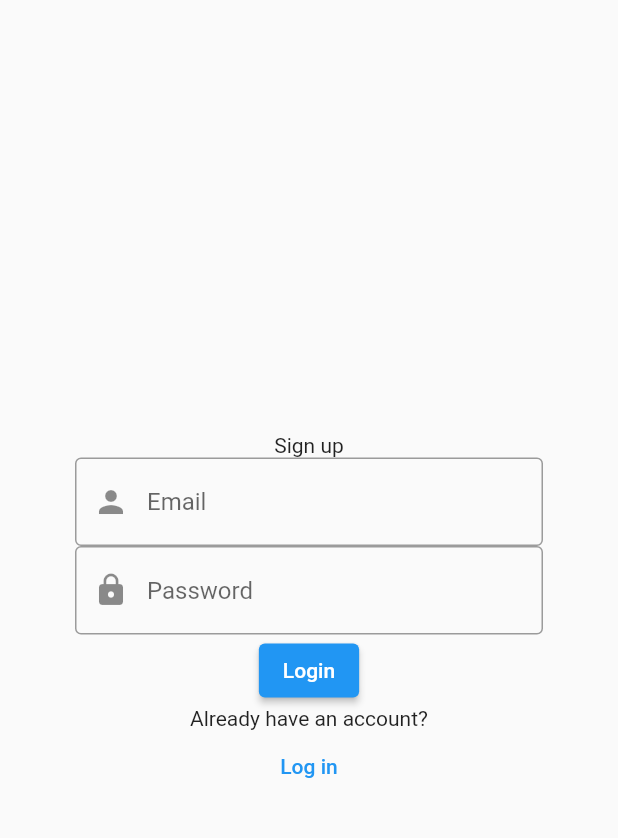
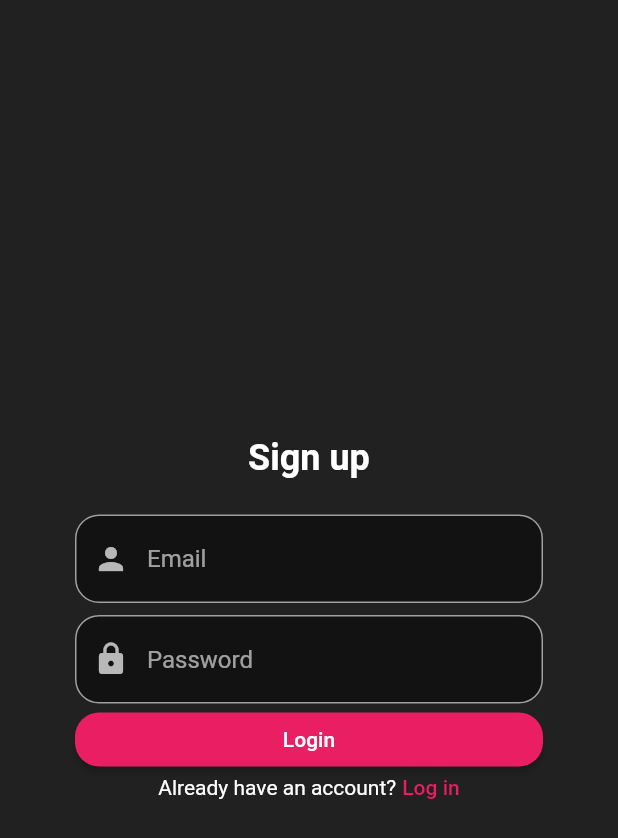
Before and after one commit to Elfsilon/flutter_study, a Flutter app: the screen it shows after launch, after a tap on "Login", after a tap on "Sign up", on a phone screen of 412 x 824 dp. Shown: the top 838 px of the screen. Run offline on Flutter 3.47's test engine with Material 2 defaults, Android fonts, the phone set to English and light mode, and no system bars.

Commit message:
Configure theme, finish design

```diff
--- a/firebase_auth/lib/layouts/login_layout.dart
+++ b/firebase_auth/lib/layouts/login_layout.dart
@@ -14,7 +14,10 @@ final _formKey = GlobalKey<FormState>();
         child: Column(
           mainAxisSize: MainAxisSize.min,
           children: [
-            const Text("Log in"),
+            Text(
+              "Log in",
+              style: Theme.of(context).textTheme.headline6,
+            ),
             Form(
               key: _formKey,
               child: Column(
@@ -24,7 +27,6 @@ final _formKey = GlobalKey<FormState>();
                     decoration: const InputDecoration(
                       hintText: "Email",
                       prefixIcon: Icon(Icons.person),
-                      border: OutlineInputBorder(),
                     ),
                     validator: (value) => Validator.email(value),
                   ),
@@ -32,7 +34,6 @@ final _formKey = GlobalKey<FormState>();
                     decoration: const InputDecoration(
                       hintText: "Password",
                       prefixIcon: Icon(Icons.lock),
-                      border: OutlineInputBorder(),
                     ),
                     obscureText: true,
                   ),
@@ -45,8 +46,13 @@ final _formKey = GlobalKey<FormState>();
                     },
                     child: const Text("Login"),
                   ),
-                  const Text("Don't have an account?"),
-                  TextButton(onPressed: () => Navigator.pushNamed(context, "/signup"), child: const Text("Sign up")),
+                  Row(
+                    mainAxisAlignment: MainAxisAlignment.center,
+                    children: [
+                      const Text("Don't have an account?"),
+                      TextButton(onPressed: () => Navigator.pushNamed(context, "/signup"), child: const Text("Sign up")),
+                    ],
+                  ),
                 ],
               ),
             ),
--- a/firebase_auth/lib/layouts/signup_layout.dart
+++ b/firebase_auth/lib/layouts/signup_layout.dart
@@ -14,7 +14,13 @@ class SignupLayout extends StatelessWidget {
         child: Column(
           mainAxisSize: MainAxisSize.min,
           children: [
-            const Text("Sign up"),
+            Padding(
+              padding: const EdgeInsets.only(bottom: 24),
+              child: Text(
+                "Sign up",
+                style: Theme.of(context).textTheme.headline6,
+              ),
+            ),
             Form(
               key: _formKey,
               child: Column(
@@ -24,20 +30,21 @@ class SignupLayout extends StatelessWidget {
                     decoration: const InputDecoration(
                       hintText: "Email",
                       prefixIcon: Icon(Icons.person),
-                      border: OutlineInputBorder(),
                     ),
                     validator: (value) => Validator.email(value),
                   ),
+                  const SizedBox(height: 8),
                   TextFormField(
                     decoration: const InputDecoration(
                       hintText: "Password",
                       prefixIcon: Icon(Icons.lock),
-                      border: OutlineInputBorder(),
                     ),
                     obscureText: true,
                     validator: (value) => Validator.password(value),
                   ),
-                  ElevatedButton(
+                  SizedBox(
+                    width: double.infinity,
+                    child: ElevatedButton(
                       onPressed: () {
                         if (_formKey.currentState!.validate()) {
                           print("correct");
@@ -46,10 +53,17 @@ class SignupLayout extends StatelessWidget {
                       },
                       child: const Text("Login"),
                     ),
+                  ),
+                ],
+              ),
+            ),
+            Row(
+              mainAxisAlignment: MainAxisAlignment.center,
+              children: [
                 const Text("Already have an account?"),
+                const SizedBox(width: 4),
                 TextButton(onPressed: () => Navigator.pushNamed(context, "/login"), child: const Text("Log in"))
               ],
-              ),
             ),
           ],
         ),
--- a/firebase_auth/lib/main.dart
+++ b/firebase_auth/lib/main.dart
@@ -2,6 +2,10 @@ import 'package:firebase_auth/pages/congrats_page.dart';
 import 'package:firebase_auth/pages/login_page.dart';
 import 'package:firebase_auth/pages/signup_page.dart';
 import 'package:flutter/material.dart';
+
+class Constants {
+  static const BorderRadius borderRadius = BorderRadius.all(Radius.circular(16));
+}
 
 void main() {
   runApp(const MyApp());
@@ -15,7 +19,38 @@ class MyApp extends StatelessWidget {
     return MaterialApp(
       title: 'Flutter Demo',
       theme: ThemeData(
-        primarySwatch: Colors.blue,
+        brightness: Brightness.dark,
+        primarySwatch: Colors.pink,
+        scaffoldBackgroundColor: Colors.grey.shade900,
+        textTheme: const TextTheme(
+          headline6: TextStyle(fontSize: 24.0, fontWeight: FontWeight.bold),
+          bodyText2: TextStyle(fontSize: 14.0),
+        ),
+        elevatedButtonTheme: ElevatedButtonThemeData(
+          style: ButtonStyle(
+            shape: MaterialStateProperty.all(const RoundedRectangleBorder(
+              borderRadius: Constants.borderRadius,
+            )),
+          ),
+        ),
+        textButtonTheme: TextButtonThemeData(
+          style: ButtonStyle(
+            minimumSize: MaterialStateProperty.all(Size.zero),
+            padding: MaterialStateProperty.all(EdgeInsets.zero),
+            tapTargetSize: MaterialTapTargetSize.shrinkWrap,
+          ),
+        ),
+        inputDecorationTheme: const InputDecorationTheme(
+          filled: true,
+          fillColor: Colors.black45,
+          border: OutlineInputBorder(
+            borderSide: BorderSide(
+              color: Colors.black
+            ),
+            borderRadius: Constants.borderRadius,
+          ),
+
+        ),
       ),
       debugShowCheckedModeBanner: false,
       initialRoute: "/login",
```
Lines whose indentation alone changed are shown as unchanged.
